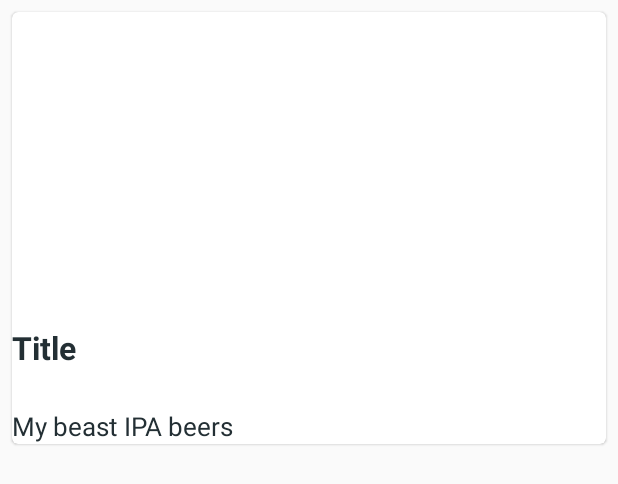
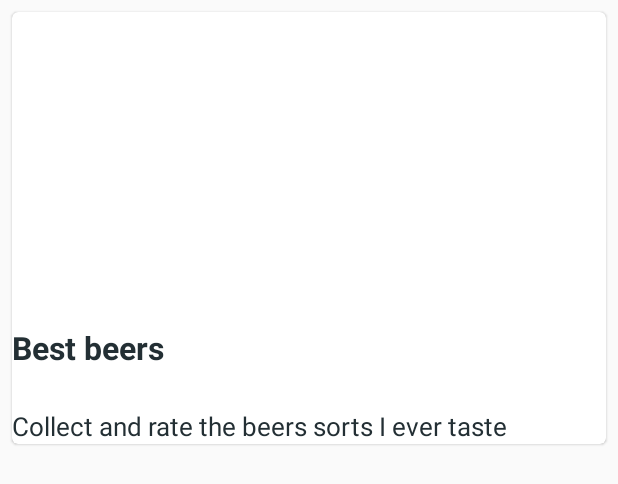
Before and after one commit to evgeny/DigitalAlbum, an Android app: the layout album_card.xml on its own in the app's theme, with its tools: preview values and no code run, on a phone screen of 412 x 824 dp. Shown: the top 484 px of the screen. Run offline under Robolectric (Android 15) with nearby library versions, the phone set to English and light mode, and no system bars.

Commit message:
show album description in a card

```diff
--- a/app/src/main/java/com/ezino/digitalalbum/adapters/AlbumAdapter.kt
+++ b/app/src/main/java/com/ezino/digitalalbum/adapters/AlbumAdapter.kt
@@ -21,9 +21,11 @@ class AlbumAdapter : ListAdapter<Album, AlbumAdapter.ViewHolder>(AlbumDiffCallba
         val album = getItem(position)
 
         holder.nameView.text = album.name
+        holder.descriptionView.text = album.description
     }
 
     class ViewHolder(itemView: View) : RecyclerView.ViewHolder(itemView) {
         val nameView: TextView = itemView.findViewById(R.id.title)
+        val descriptionView: TextView = itemView.findViewById(R.id.description)
     }
 }
--- a/app/src/main/res/layout/album_card.xml
+++ b/app/src/main/res/layout/album_card.xml
@@ -1,11 +1,12 @@
 <?xml version="1.0" encoding="utf-8"?>
 <com.google.android.material.card.MaterialCardView xmlns:android="http://schemas.android.com/apk/res/android"
+    xmlns:tools="http://schemas.android.com/tools"
     style="@style/Widget.MaterialComponents.CardView"
     android:layout_width="match_parent"
+    android:layout_height="wrap_content"
     android:layout_marginLeft="8dp"
     android:layout_marginTop="8dp"
-    android:layout_marginRight="8dp"
-    android:layout_height="wrap_content">
+    android:layout_marginRight="8dp">
 
     <LinearLayout
         android:layout_width="match_parent"
@@ -23,19 +24,19 @@
             android:layout_width="match_parent"
             android:layout_height="44dp"
             android:gravity="bottom"
-            android:text="Title"
             android:textColor="#232F34"
             android:textSize="21sp"
-            android:textStyle="bold" />
+            android:textStyle="bold"
+            tools:text="Best beers" />
 
         <TextView
-            android:id="@+id/album_description"
+            android:id="@+id/description"
             android:layout_width="match_parent"
             android:layout_height="50dp"
             android:gravity="bottom"
-            android:text="My beast IPA beers"
             android:textColor="#232F34"
-            android:textSize="17sp" />
+            android:textSize="17sp"
+            tools:text="Collect and rate the beers sorts I ever taste" />
 
     </LinearLayout>
 </com.google.android.material.card.MaterialCardView>
```
